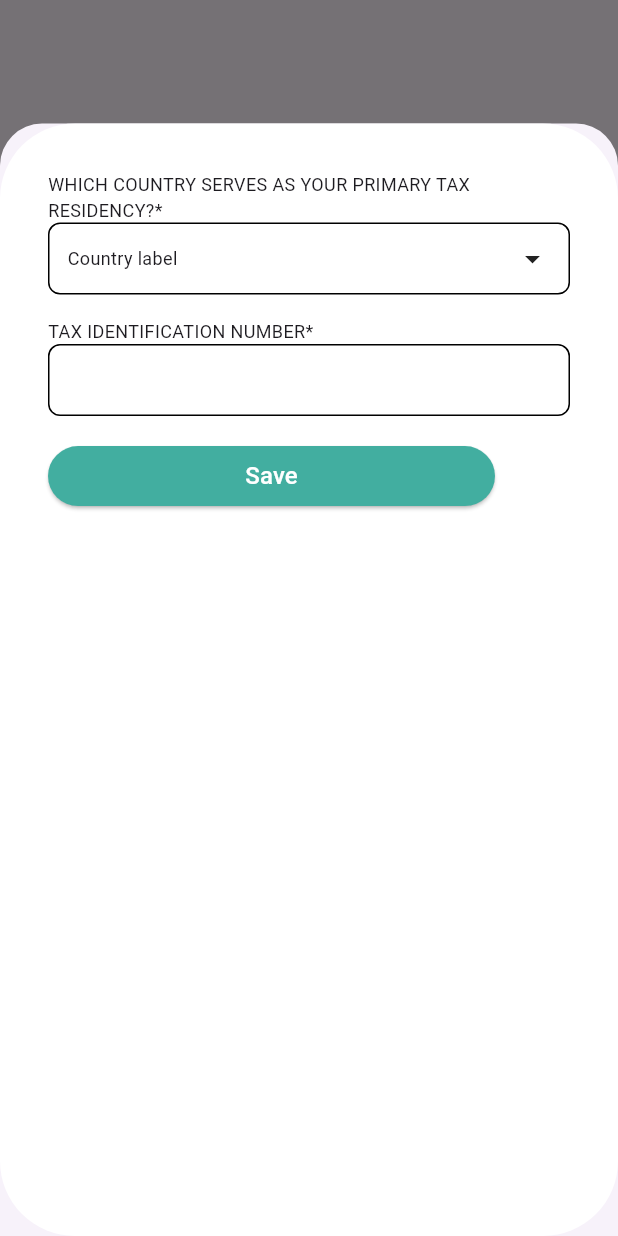
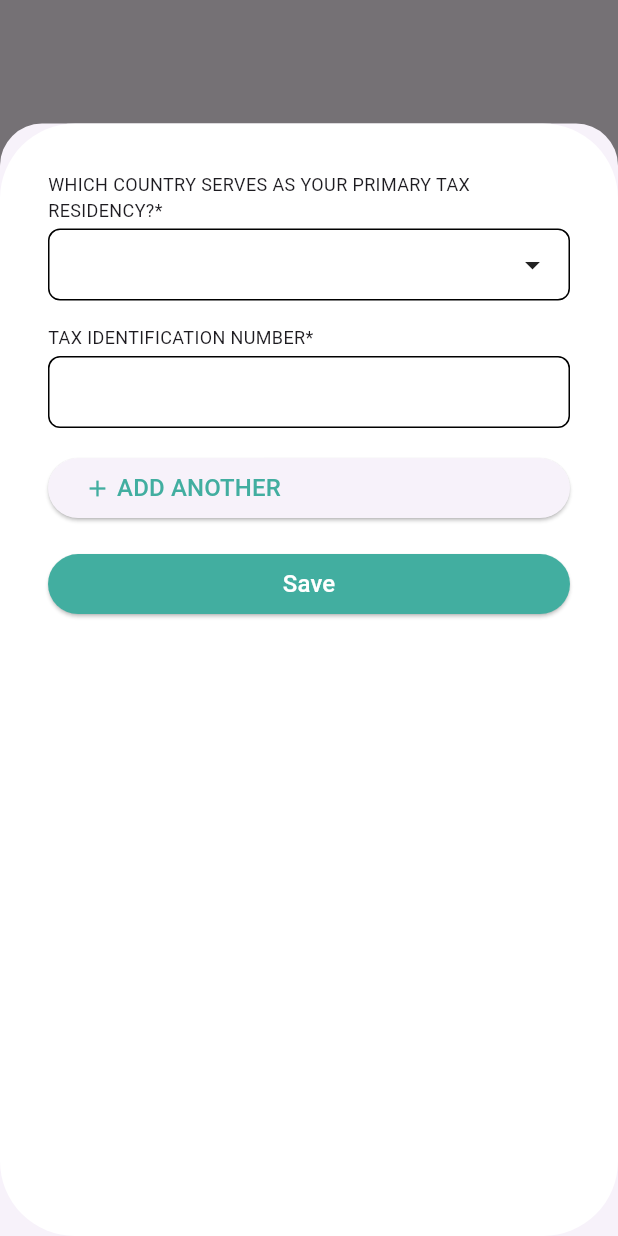
Before and after one commit to ahmedGibran/Expatrio-TaxApp, a Flutter app: the TaxScreen screen opened directly, after a tap on "UPDATE YOUR TAX DATA", on a phone screen of 412 x 824 dp. Run offline on Flutter 3.47's test engine with Material 3 defaults, Android fonts, the phone set to English and light mode, and no system bars; our stand-ins replace dartz, equatable, flutter_secure_storage, flutter_svg, get_it, internet_connection_checker and 2 more; missing offline and left inert: dart:ffi; accounts and stored records are empty; network calls fail.

Commit message:
handled tax multible forms and selecting tax Country

```diff
--- a/lib/core/localization/lang/en.json
+++ b/lib/core/localization/lang/en.json
@@ -2,6 +2,8 @@
   "login": "Login",
   "help": "Help",
   "save": "Save",
+  "remove": "Remove",
+  "add_another": "Add Another",
   "trying_to_login_note": "Trying to Login...",
   "email_label": "Email Address",
   "password_label": "Password",
--- a/lib/features/application/state/tax_state.dart
+++ b/lib/features/application/state/tax_state.dart
@@ -13,20 +13,32 @@ class TaxState extends ChangeNotifier {
   late final TaxUseCases taxUseCases;
   TaxResidence? _primaryTaxResidence;
   List<TaxResidence> _secondryTaxResidences = [];
+  Map<int, TaxResidence> _taxResidencesMap = {};
+  List<int> _taxForms = [];
   TaxProviderState _state = TaxProviderState.init;
   bool _isSubmitButtonEnabled = false;
+
+  String _selectedTaxCountry = '';
+  String _taxId = '';
+
+  List<CountryInfo> _countryInfos = [];
 
   TextEditingController get countryTextController => _countryTextController;
   TextEditingController get taxIDTextController => _taxIDTextController;
 
   TaxResidence? get primaryTaxResidence => _primaryTaxResidence;
   List<TaxResidence> get secondryTaxResidences => _secondryTaxResidences;
+  Map<int, TaxResidence> get taxResidencesMap => _taxResidencesMap;
   TaxProviderState get state => _state;
   bool get isSubmitButtonEnabled => _isSubmitButtonEnabled;
+  List<CountryInfo> get countryInfos => _countryInfos;
+  List<int> get taxForms => _taxForms;
 
   TaxState({required this.taxUseCases}) {
     _countryTextController = TextEditingController();
     _taxIDTextController = TextEditingController();
+    _countryInfos = [...CountriesConstants.countryInfos];
+    _taxForms.add(1);
     _getTaxData();
   }
 
@@ -60,5 +72,41 @@ class TaxState extends ChangeNotifier {
 
   void selectTaxCountry(CountryInfo countryInfo, int formIndex) {
     print("CountryInfo $countryInfo, formIndex: $formIndex");
+    final taxResidences = TaxResidence(id: '', country: countryInfo.code);
+    _taxResidencesMap.update(formIndex, (currentTaxResidence) {
+      return TaxResidence(id: currentTaxResidence.id, country: countryInfo.code);
+    }, ifAbsent: () => taxResidences);
+    _removeSelectedCountriesFromTheList();
+    notifyListeners();
+  }
+
+  _removeSelectedCountriesFromTheList() {
+    _countryInfos = [...CountriesConstants.countryInfos];
+    _taxResidencesMap.forEach((key, value) {
+      _countryInfos.removeWhere((element) => element.code == value.country);
+    });
+  }
+
+  void addTaxForm() {
+    //Todo add a new tax form
+    print("addTaxForm");
+    _taxForms.add(1);
+    notifyListeners();
+  }
+
+  void removeTaxForm(int formIndex) {
+    _taxForms.removeAt(formIndex);
+    print("removeTaxForm");
+    notifyListeners();
+  }
+
+  void addTaxId(String taxId, int formIndex) {
+    //Todo addTaxId
+    print("addTaxId :  $taxId, formIndex: $formIndex");
+    final taxResidences = TaxResidence(id: taxId, country: '');
+    _taxResidencesMap.update(formIndex, (currentTaxResidence) {
+      return TaxResidence(id: taxId, country: currentTaxResidence.country);
+    }, ifAbsent: () => taxResidences);
+    notifyListeners();
   }
 }
--- a/lib/features/ui/screens/tax/tax_screen.dart
+++ b/lib/features/ui/screens/tax/tax_screen.dart
@@ -55,7 +55,8 @@ class TaxScreen extends StatelessWidget {
                             context: context,
                             isScrollControlled: true,
                             builder: (BuildContext context) {
-                              return FractionallySizedBox(
+                              return Consumer<TaxState>(
+                                  builder: (context, taxState, _) =>FractionallySizedBox(
                                 heightFactor: 0.9,
                                 child: Container(
                                   color: Colors.transparent,
@@ -66,99 +67,29 @@ class TaxScreen extends StatelessWidget {
                                       borderRadius: BorderRadius.all(Radius.circular(50)),
                                     ),
                                     child: Center(
-                                      child: Column(
-                                        mainAxisAlignment: MainAxisAlignment.start,
-                                        crossAxisAlignment: CrossAxisAlignment.start,
+                                      child: ListView(
                                         children: <Widget>[
-                                          Text(
-                                            getTranslatedValue(context, 'country_drop_down_hint').toUpperCase(),
-                                            style: TextStyle(fontSize: 12),
-                                          ),
-                                          InkWell(
-                                            onTap: () {
-                                              showModalBottomSheet<void>(
-                                                context: context,
-                                                isScrollControlled: true,
-                                                builder: (BuildContext context) {
-                                                  return FractionallySizedBox(
-                                                    heightFactor: 0.8,
-                                                    child: Container(
-                                                      color: Colors.transparent,
-                                                      child: Container(
-                                                        decoration: const BoxDecoration(
-                                                          color: Colors.white,
-                                                          borderRadius: BorderRadius.all(Radius.circular(50)),
-                                                        ),
-                                                        child: Column(
-                                                          mainAxisAlignment: MainAxisAlignment.center,
-                                                          mainAxisSize: MainAxisSize.min,
-                                                          children: <Widget>[
-                                                            ListView.builder(
-                                                                itemCount: CountriesConstants.countryInfos.length,
-                                                                itemBuilder: (context, countryIndex) {
-                                                                  return ListTile(
-                                                                    onTap: () {
-                                                                      taxState.selectTaxCountry(
-                                                                          CountriesConstants.countryInfos[countryIndex],
-                                                                          countryIndex);
-                                                                      Navigator.pop(context);
-                                                                    },
-                                                                    title: Text(CountriesConstants
-                                                                        .countryInfos[countryIndex].label),
-                                                                  );
-                                                                }),
-                                                          ],
-                                                        ),
-                                                      ),
-                                                    ),
-                                                  );
-                                                },
-                                              );
+                                          for (int formIndex = 0; formIndex < taxState.taxForms.length; formIndex++)
+                                            _buildTaxForm(context, formIndex),
+                                          const SizedBox(height: 16),
+                                          ElevatedButton(
+                                            onPressed: () {
+                                              taxState.addTaxForm();
                                             },
-                                            child: Container(
-                                              height: 48,
-                                              width: MediaQuery.of(context).size.width,
-                                              padding: const EdgeInsets.symmetric(vertical: 4, horizontal: 12),
-                                              decoration: BoxDecoration(
-                                                border: Border.all(),
-                                                borderRadius: const BorderRadius.all(Radius.circular(8)),
-                                              ),
-                                              child: Row(
-                                                mainAxisAlignment: MainAxisAlignment.spaceBetween,
-                                                children: [
-                                                  Text(
-                                                    'Country label',
-                                                    style: TextStyle(fontSize: 12),
-                                                  ),
-                                                  const Icon(Icons.arrow_drop_down_outlined),
-                                                ],
-                                              ),
+                                            child: Row(
+                                              children: [
+                                                Icon(
+                                                  Icons.add,
+                                                  color: Theme.of(context).colors.primary,
+                                                ),
+                                                const SizedBox(width: 4),
+                                                Text(
+                                                  getTranslatedValue(context, 'add_another').toUpperCase(),
+                                                  style:
+                                                      TextStyle(fontSize: 16, color: Theme.of(context).colors.primary),
+                                                ),
+                                              ],
                                             ),
-                                          ),
-                                          const SizedBox(height: 16),
-                                          Text(
-                                            getTranslatedValue(context, 'tax_number_hint').toUpperCase(),
-                                            style: TextStyle(fontSize: 12),
-                                            textAlign: TextAlign.left,
-                                          ),
-                                          TextFormField(
-                                            textAlignVertical: TextAlignVertical.center,
-                                            style: const TextStyle(fontSize: 16),
-                                            textInputAction: TextInputAction.done,
-                                            autovalidateMode: AutovalidateMode.onUserInteraction,
-                                            decoration: InputDecoration(
-                                              contentPadding: const EdgeInsets.symmetric(vertical: 4, horizontal: 12),
-                                              focusedBorder: OutlineInputBorder(
-                                                borderSide: BorderSide(color: Theme.of(context).colors.primary),
-                                                borderRadius: const BorderRadius.all(Radius.circular(8)),
-                                              ),
-                                              enabledBorder: const OutlineInputBorder(
-                                                borderRadius: BorderRadius.all(Radius.circular(8)),
-                                              ),
-                                            ),
-                                            onChanged: (value) {
-                                              print("taxId Changed : ${value} ");
-                                            },
                                           ),
                                           const SizedBox(height: 16),
                                           ElevatedButton(
@@ -186,7 +117,7 @@ class TaxScreen extends StatelessWidget {
                                     ),
                                   ),
                                 ),
-                              );
+                              ));
                             },
                           );
                         },
@@ -211,4 +142,121 @@ class TaxScreen extends StatelessWidget {
       ),
     );
   }
+
+  Widget _buildTaxForm(BuildContext context, int formIndex) {
+    return Consumer<TaxState>(
+        builder: (context, taxState, _) => Column(
+              mainAxisAlignment: MainAxisAlignment.start,
+              crossAxisAlignment: CrossAxisAlignment.start,
+              children: <Widget>[
+                Text(
+                  getTranslatedValue(context, 'country_drop_down_hint').toUpperCase(),
+                  style: TextStyle(fontSize: 12),
+                ),
+                const SizedBox(height: 4),
+                InkWell(
+                  onTap: () {
+                    showModalBottomSheet<void>(
+                      context: context,
+                      isScrollControlled: true,
+                      builder: (BuildContext context) {
+                        return Consumer<TaxState>(
+                            builder: (context, taxState, _) =>FractionallySizedBox(
+                          heightFactor: 0.8,
+                          child: Container(
+                            color: Colors.transparent,
+                            child: Container(
+                              decoration: const BoxDecoration(
+                                color: Colors.white,
+                                borderRadius: BorderRadius.all(Radius.circular(50)),
+                              ),
+                              child: ListView(
+                                children: <Widget>[
+                                  for (int countryIndex = 0;
+                                      countryIndex < taxState.countryInfos.length;
+                                      countryIndex++)
+                                    ListTile(
+                                      onTap: () {
+                                        taxState.selectTaxCountry(taxState.countryInfos[countryIndex], formIndex);
+                                        Navigator.pop(context);
+                                      },
+                                      title: Text(taxState.countryInfos[countryIndex].label),
+                                    )
+                                ],
+                              ),
+                            ),
+                          ),
+                        ));
+                      },
+                    );
+                  },
+                  child: Container(
+                    height: 48,
+                    width: MediaQuery.of(context).size.width,
+                    padding: const EdgeInsets.symmetric(vertical: 4, horizontal: 12),
+                    decoration: BoxDecoration(
+                      border: Border.all(),
+                      borderRadius: const BorderRadius.all(Radius.circular(8)),
+                    ),
+                    child: Row(
+                      mainAxisAlignment: MainAxisAlignment.spaceBetween,
+                      children: [
+                        Text(
+                          taxState.taxResidencesMap[formIndex]?.country.isNotEmpty == true
+                              ? CountriesConstants.countryInfos
+                                  .firstWhere(
+                                      (element) => element.code == taxState.taxResidencesMap[formIndex]!.country)
+                                  .label.toString()
+                              : '',
+                          style: const TextStyle(fontSize: 16),
+                        ),
+                        const Icon(Icons.arrow_drop_down_outlined),
+                      ],
+                    ),
+                  ),
+                ),
+                const SizedBox(height: 16),
+                Text(
+                  getTranslatedValue(context, 'tax_number_hint').toUpperCase(),
+                  style: TextStyle(fontSize: 12),
+                  textAlign: TextAlign.left,
+                ),
+                const SizedBox(height: 4),
+                TextFormField(
+                  textAlignVertical: TextAlignVertical.center,
+                  style: const TextStyle(fontSize: 16),
+                  textInputAction: TextInputAction.done,
+                  autovalidateMode: AutovalidateMode.onUserInteraction,
+                  decoration: InputDecoration(
+                    contentPadding: const EdgeInsets.symmetric(vertical: 4, horizontal: 12),
+                    focusedBorder: OutlineInputBorder(
+                      borderSide: BorderSide(color: Theme.of(context).colors.primary),
+                      borderRadius: const BorderRadius.all(Radius.circular(8)),
+                    ),
+                    enabledBorder: const OutlineInputBorder(
+                      borderRadius: BorderRadius.all(Radius.circular(8)),
+                    ),
+                  ),
+                  onChanged: (taxId) {
+                    taxState.addTaxId(taxId, formIndex);
+                    print("taxId Changed : ${taxId} ");
+                  },
+                ),
+                if (formIndex != 0) const SizedBox(height: 4),
+                if (formIndex != 0)
+                  Align(
+                    alignment: Alignment.centerRight,
+                    child: ElevatedButton(
+                      onPressed: () {
+                        taxState.removeTaxForm(formIndex);
+                      },
+                      child: Text(
+                        getTranslatedValue(context, 'remove').toUpperCase(),
+                        style: TextStyle(fontSize: 12, color: Theme.of(context).colors.primary),
+                      ),
+                    ),
+                  ),
+              ],
+            ));
+  }
 }
```
